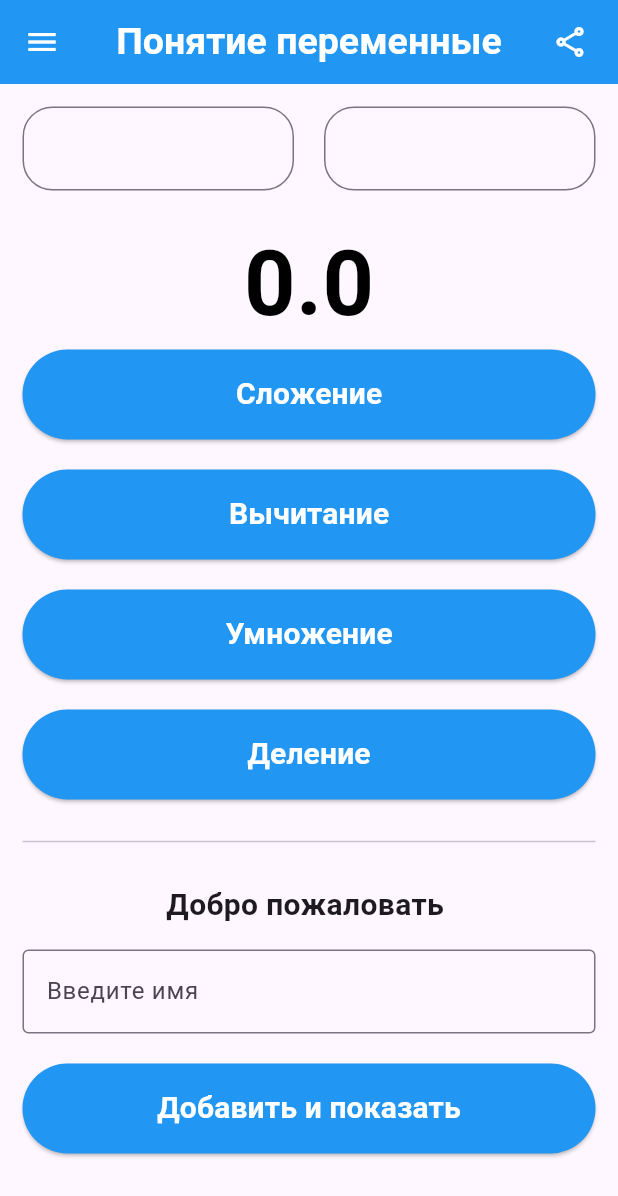
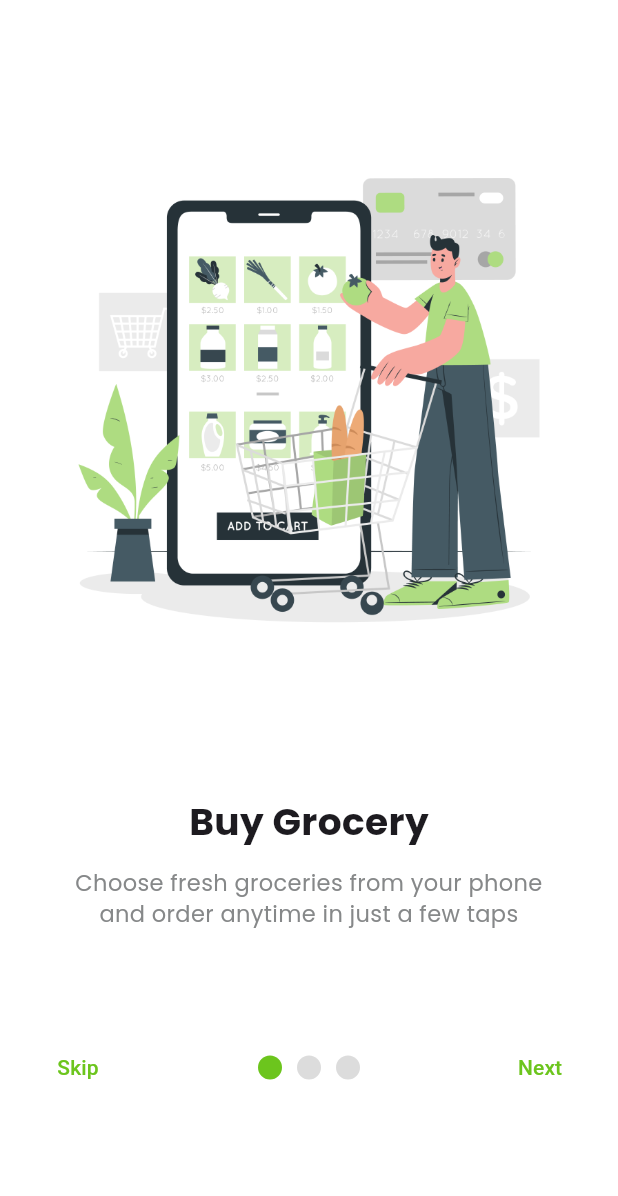
Before and after one commit to e1mirbek/MobileDevPractice, a Flutter app: the screen it shows after launch, on a phone screen of 412 x 824 dp. Shown: the top 1196 px of the screen. Run offline on Flutter 3.47's test engine with Material 3 defaults, Android fonts, the light colour scheme and no system bars; our stand-ins replace google_fonts.

Commit message:
lesson 2

```diff
--- /dev/null
+++ b/lib/lessons/lessons2/core/theme/app_colors.dart
@@ -0,0 +1,8 @@
+import 'package:flutter/material.dart';
+
+class AppColors {
+  static const Color white = Colors.white;
+  static const Color grey = Color(0xFFDCDCDC);
+  static const Color green = Color(0xFF6CC51D);
+  static const Color transparent = Colors.transparent;
+}
--- /dev/null
+++ b/lib/lessons/lessons2/core/theme/app_text_styles.dart
@@ -0,0 +1,13 @@
+import 'package:flutter/material.dart';
+import 'package:google_fonts/google_fonts.dart';
+
+class AppTextStyles {
+  static TextStyle titleTextStyle = GoogleFonts.poppins(
+    fontSize: 25,
+    fontWeight: FontWeight.w700,
+  );
+  static TextStyle descriptionTextStyle = GoogleFonts.poppins(
+    color: Color(0xFF868889),
+    fontSize: 15,
+  );
+}
--- /dev/null
+++ b/lib/lessons/lessons2/features/onboarding/models/onboarding_model.dart
@@ -0,0 +1,35 @@
+class OnboardingModel {
+  final String imgPath;
+  final String title;
+  final String description;
+
+  OnboardingModel({
+    required this.imgPath,
+    required this.title,
+    required this.description,
+  });
+
+  static List<OnboardingModel> content = [
+    OnboardingModel(
+      imgPath: "assets/images/Online Groceries-cuate 1.png",
+      title: "Buy Grocery",
+      description:
+          "Choose fresh groceries from your phone\n"
+          "and order anytime in just a few taps\n",
+    ),
+    OnboardingModel(
+      imgPath: "assets/images/Delivery-cuate 1.png",
+      title: "Fast Delivery",
+      description:
+          "We deliver your orders quickly and safely\n"
+          "right to your doorstep\n",
+    ),
+    OnboardingModel(
+      imgPath: "assets/images/Passionate-cuate 1.png",
+      title: "Enjoy Quality Food",
+      description:
+          "Enjoy high-quality products and fresh food\n"
+          "every day with comfort and ease\n",
+    ),
+  ];
+}
--- /dev/null
+++ b/lib/lessons/lessons2/features/onboarding/view/onboarding_screen.dart
@@ -0,0 +1,113 @@
+import 'package:flutter/material.dart';
+import 'package:it_space_lessons/lessons/lessons2/core/theme/app_colors.dart';
+import 'package:it_space_lessons/lessons/lessons2/core/theme/app_text_styles.dart';
+import 'package:it_space_lessons/lessons/lessons2/features/onboarding/models/onboarding_model.dart';
+import 'package:it_space_lessons/lessons/lessons2/features/onboarding/view/widgets/indicator_widget.dart';
+import 'package:it_space_lessons/lessons/lessons2/features/onboarding/view/widgets/text_button_widget.dart';
+import 'package:it_space_lessons/main.dart';
+
+class OnboardingScreen extends StatefulWidget {
+  const OnboardingScreen({super.key});
+
+  @override
+  State<OnboardingScreen> createState() => _OnboardingScreenState();
+}
+
+class _OnboardingScreenState extends State<OnboardingScreen> {
+  PageController _pageController = PageController();
+
+  @override
+  void dispose() {
+    _pageController.dispose(); // Освобождаем контроллер при уничтожении виджета
+    super.dispose();
+  }
+
+  @override
+  Widget build(BuildContext context) {
+    final List<OnboardingModel> contents = OnboardingModel.content;
+    return Scaffold(
+      backgroundColor: AppColors.white,
+      body: SafeArea(
+        child: PageView.builder(
+          controller: _pageController,
+          scrollBehavior: AppScrollBehavior(), // Подключаем локально
+          itemCount: contents.length,
+          itemBuilder: (context, index) {
+            return Padding(
+              padding: const EdgeInsets.symmetric(horizontal: 20.0),
+              child: Column(
+                children: [
+                  const Spacer(),
+                  Expanded(
+                    flex: 4,
+                    child: Image.asset(
+                      contents[index].imgPath,
+                      fit: BoxFit.contain,
+                    ),
+                  ),
+                  const Spacer(),
+                  Text(
+                    contents[index].title,
+                    style: AppTextStyles.titleTextStyle,
+                  ),
+                  const SizedBox(height: 12.0),
+                  Text(
+                    textAlign: TextAlign.center,
+                    contents[index].description,
+                    style: AppTextStyles.descriptionTextStyle,
+                  ),
+                  const SizedBox(height: 47.0),
+                  Row(
+                    children: [
+                      TextButtonWidget(
+                        title: "Skip",
+                        onPressed: () {
+                          _pageController.jumpToPage(contents.length - 1);
+                        },
+                        foregroundColor: index == contents.length - 1
+                            ? AppColors.grey
+                            : AppColors.green,
+                      ),
+                      const Spacer(),
+                      Row(
+                        children: List.generate(
+                          contents.length,
+                          (i) => Padding(
+                            padding: const EdgeInsets.symmetric(
+                              horizontal: 5.0,
+                            ),
+                            child: IndicatorWidget(
+                              backgroundColor: index == i
+                                  ? AppColors.green
+                                  : AppColors.grey,
+                            ),
+                          ),
+                        ),
+                      ),
+                      const Spacer(),
+                      TextButtonWidget(
+                        title: "Next",
+                        onPressed: () {
+                          if (index < contents.length - 1) {
+                            _pageController.nextPage(
+                              duration: const Duration(milliseconds: 500),
+                              curve: Curves.easeInOut,
+                            );
+                          }
+                        },
+                        foregroundColor: index == contents.length - 1
+                            ? AppColors.grey
+                            : AppColors.green,
+                      ),
+                    ],
+                  ),
+                  const Spacer(),
+                ],
+              ),
+            );
+          },
+        ),
+      ),
+    );
+  }
+}
--- /dev/null
+++ b/lib/lessons/lessons2/features/onboarding/view/widgets/indicator_widget.dart
@@ -0,0 +1,11 @@
+import 'package:flutter/material.dart';
+
+class IndicatorWidget extends StatelessWidget {
+  final Color backgroundColor;
+  const IndicatorWidget({super.key, required this.backgroundColor});
+
+  @override
+  Widget build(BuildContext context) {
+    return CircleAvatar(radius: 8.0, backgroundColor: backgroundColor);
+  }
+}
--- /dev/null
+++ b/lib/lessons/lessons2/features/onboarding/view/widgets/text_button_widget.dart
@@ -0,0 +1,29 @@
+import 'package:flutter/material.dart';
+import 'package:it_space_lessons/lessons/lessons2/core/theme/app_colors.dart';
+
+class TextButtonWidget extends StatelessWidget {
+  final String title;
+  final Color? foregroundColor;
+  final Color overlayColor = AppColors.transparent;
+  void Function()? onPressed;
+  TextButtonWidget({
+    super.key,
+    required this.title,
+    required this.onPressed,
+    this.foregroundColor,
+  });
+
+  @override
+  Widget build(BuildContext context) {
+    return TextButton(
+      style: ButtonStyle(
+        overlayColor: WidgetStateProperty.all(overlayColor),
+        foregroundColor: WidgetStateProperty.all(
+          foregroundColor ?? AppColors.grey,
+        ),
+      ),
+      onPressed: onPressed,
+      child: Text(title),
+    );
+  }
+}
--- a/lib/main.dart
+++ b/lib/main.dart
@@ -1,8 +1,19 @@
+import 'package:flutter/gestures.dart';
 import 'package:flutter/material.dart';
-import 'package:it_space_lessons/lessons/lesson1/features/calculator/view/calculator_screen.dart';
+import 'package:it_space_lessons/lessons/lessons2/features/onboarding/view/onboarding_screen.dart';
 
 void main() {
   runApp(HomePage());
+}
+
+// 1. Класс для разрешения свайпа мышкой
+class AppScrollBehavior extends MaterialScrollBehavior {
+  @override
+  Set<PointerDeviceKind> get dragDevices => {
+    PointerDeviceKind.touch,
+    PointerDeviceKind.mouse, // <--- Разрешаем мышь!
+    PointerDeviceKind.trackpad,
+  };
 }
 
 class HomePage extends StatelessWidget {
@@ -10,9 +21,11 @@ class HomePage extends StatelessWidget {
 
   @override
   Widget build(BuildContext context) {
-    return const MaterialApp(
+    return MaterialApp(
+      // 2. Подключаем поведение скролла глобально
+      scrollBehavior: AppScrollBehavior(),
       debugShowCheckedModeBanner: false,
-      home: CalculatorScreen(),
+      home: OnboardingScreen(),
     );
   }
 }
--- a/pubspec.yaml
+++ b/pubspec.yaml
@@ -34,6 +34,7 @@ dependencies:
   # The following adds the Cupertino Icons font to your application.
   # Use with the CupertinoIcons class for iOS style icons.
   cupertino_icons: ^1.0.8
+  google_fonts: ^6.3.3
 
 dev_dependencies:
   flutter_test:
@@ -58,8 +59,8 @@ flutter:
   uses-material-design: true
 
   # To add assets to your application, add an assets section, like this:
-  # assets:
-  #   - images/a_dot_burr.jpeg
+  assets:
+    - assets/images/
   #   - images/a_dot_ham.jpeg
 
   # An image asset can refer to one or more resolution-specific "variants", see
```
Also changed, not shown: assets/images/Delivery-cuate 1.png (added), assets/images/Online Groceries-cuate 1.png (added), assets/images/Passionate-cuate 1.png (added), pubspec.lock, 6 other files.
